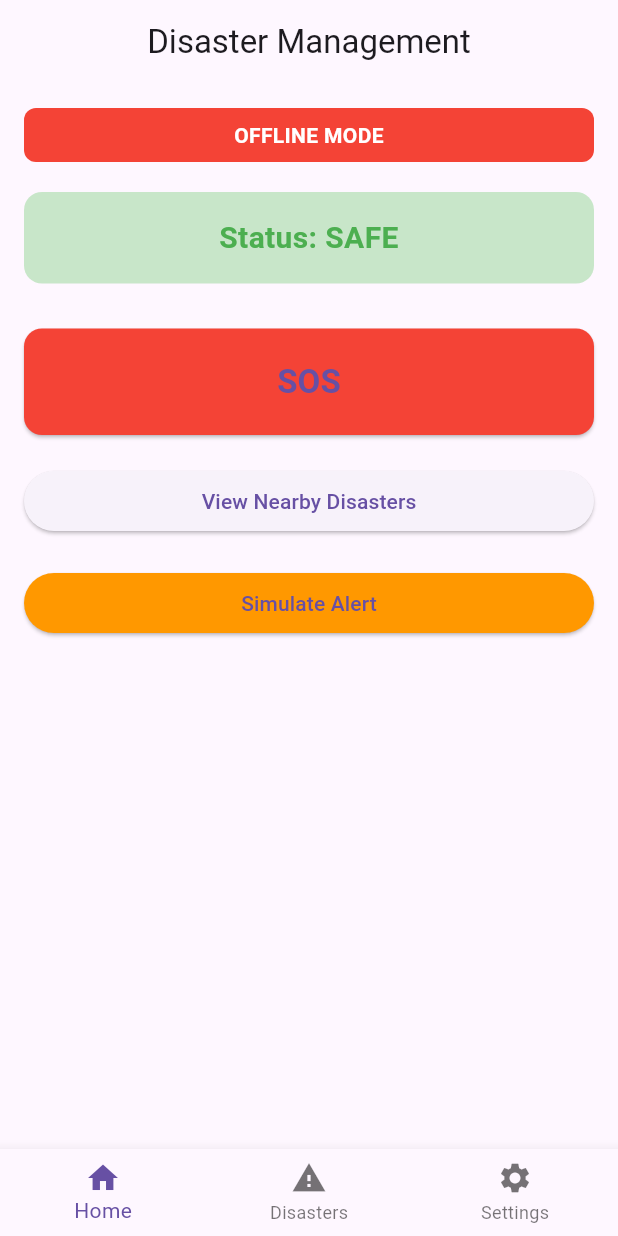
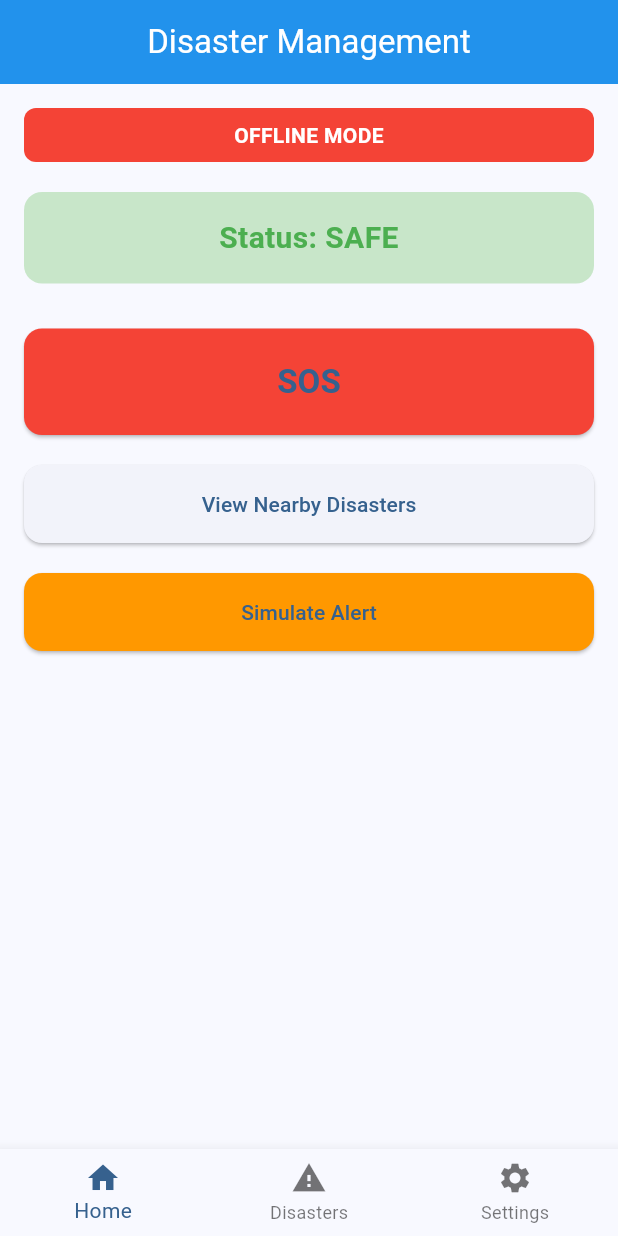
Before and after one commit to VaradPimple/Disaster-Management-OfflineFirst, a Flutter app: the screen it shows after launch, on a phone screen of 412 x 824 dp. Run offline on Flutter 3.47's test engine with Material 3 defaults, Android fonts, the phone set to English and light mode, and no system bars.

Commit message:
Added global theme and modernized app styling

```diff
--- a/frontend-app/disaster_app/lib/main.dart
+++ b/frontend-app/disaster_app/lib/main.dart
@@ -10,10 +10,32 @@ class DisasterApp extends StatelessWidget {
 
   @override
   Widget build(BuildContext context) {
-    return const MaterialApp(
+    return MaterialApp(
       debugShowCheckedModeBanner: false,
       title: 'Disaster Management App',
-      home: MainNavigation(),
+
+      theme: ThemeData(
+        primaryColor: Colors.blue,
+        colorScheme: ColorScheme.fromSeed(seedColor: Colors.blue),
+        useMaterial3: true,
+
+        appBarTheme: const AppBarTheme(
+          backgroundColor: Colors.blue,
+          foregroundColor: Colors.white,
+          elevation: 2,
+        ),
+
+        elevatedButtonTheme: ElevatedButtonThemeData(
+          style: ElevatedButton.styleFrom(
+            padding: const EdgeInsets.symmetric(vertical: 16),
+            shape: RoundedRectangleBorder(
+              borderRadius: BorderRadius.circular(12),
+            ),
+          ),
+        ),
+      ),
+
+      home: const MainNavigation(),
     );
   }
 }
```
